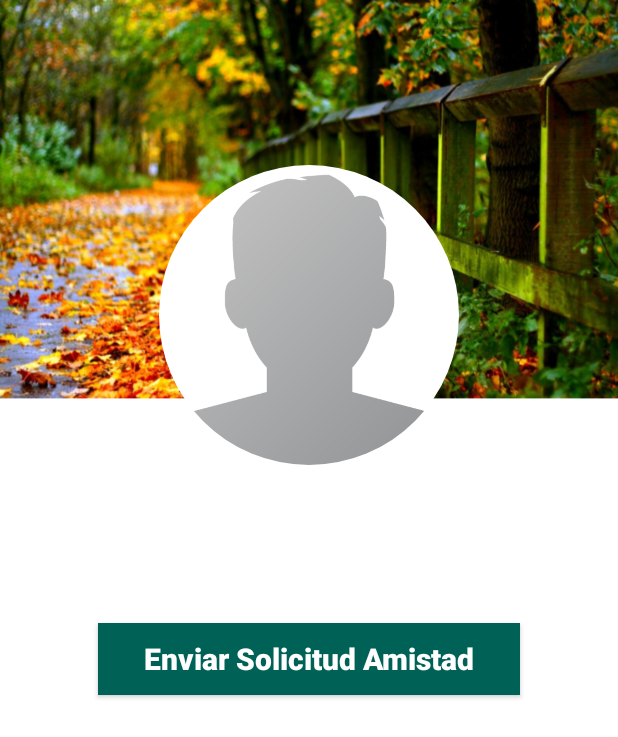
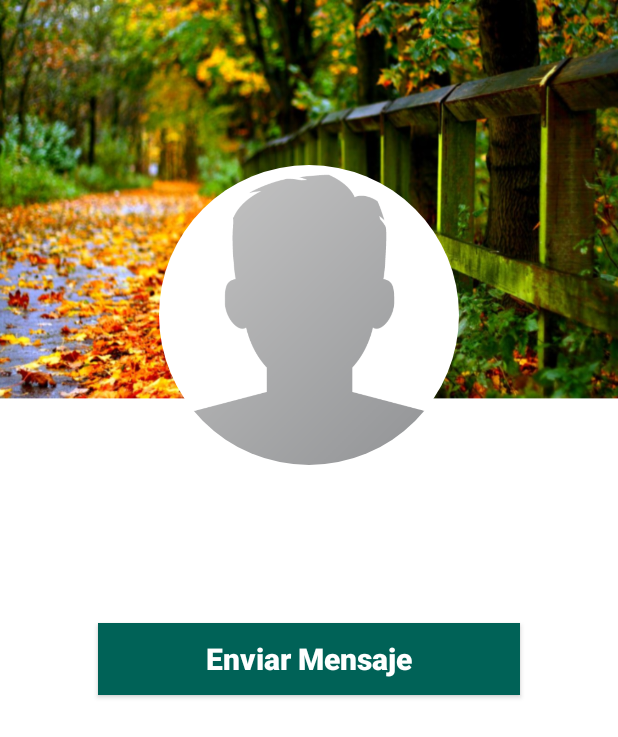
Before and after one commit to EdisonStalin/Whatsapp, an Android app: the ProfileActivity screen opened directly, with no data from a screen before it, on a phone screen of 412 x 824 dp. Shown: the top 737 px of the screen. Run offline under Robolectric (Android 15) with nearby library versions, the phone set to English and light mode, and no system bars; our stand-ins replace CircleImageView, Firebase (no records; nobody signed in at launch, a user with empty details on screens opened directly), Picasso; 3 statements that could not run were skipped.

Commit message:
ChatApp V2.4

```diff
--- a/ChatApp/app/src/main/res/layout/activity_profile.xml
+++ b/ChatApp/app/src/main/res/layout/activity_profile.xml
@@ -55,15 +55,16 @@
         android:layout_width="match_parent"
         android:layout_height="wrap_content"
         android:layout_below="@+id/visit_profile_status"
+        android:layout_marginTop="15dp"
         android:layout_marginLeft="65dp"
-        android:layout_marginTop="15dp"
         android:layout_marginRight="65dp"
+        android:textColor="@android:color/background_light"
         android:background="@drawable/buttons"
-        android:text="Enviar Solicitud Amistad"
+        android:textStyle="bold"
+        android:textSize="20sp"
+        android:text="Enviar Mensaje"
         android:textAllCaps="false"
-        android:textColor="@android:color/background_light"
-        android:textSize="20sp"
-        android:textStyle="bold" />
+        />
 
 
     <Button
@@ -75,7 +76,7 @@
         android:layout_marginTop="6dp"
         android:layout_marginRight="65dp"
         android:background="@drawable/buttons"
-        android:text="Cancelar solicitud de Amistad"
+        android:text="Cancelar solicitud de chat"
         android:textAllCaps="false"
         android:textColor="@android:color/background_light"
         android:textSize="20sp"
```
